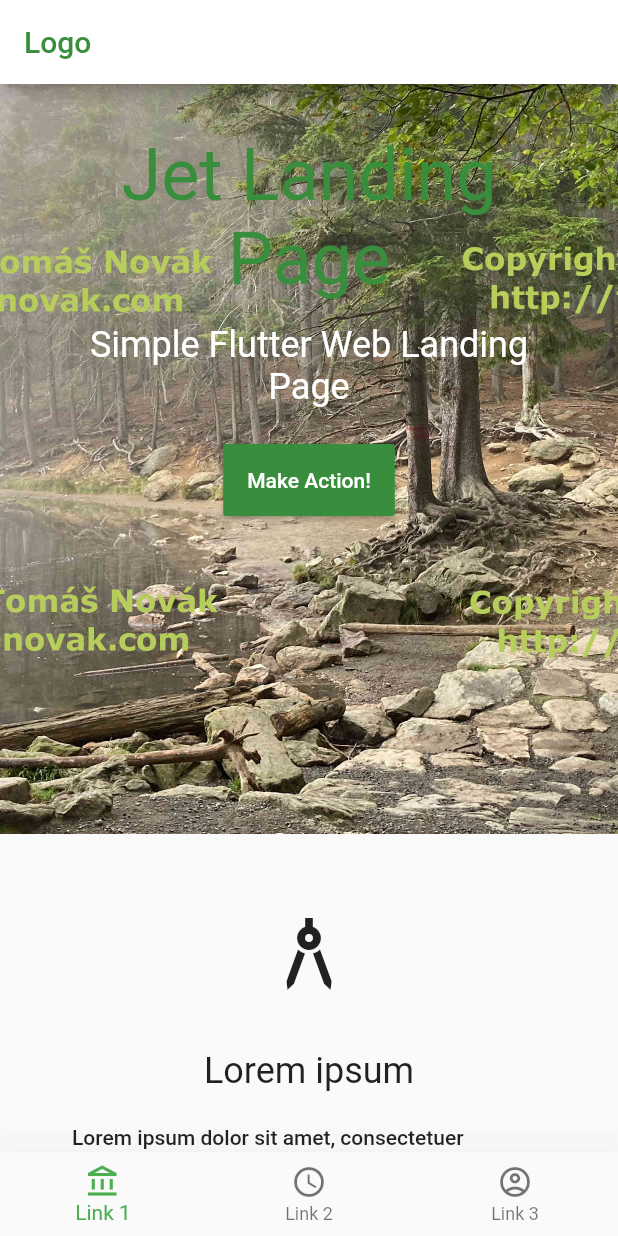
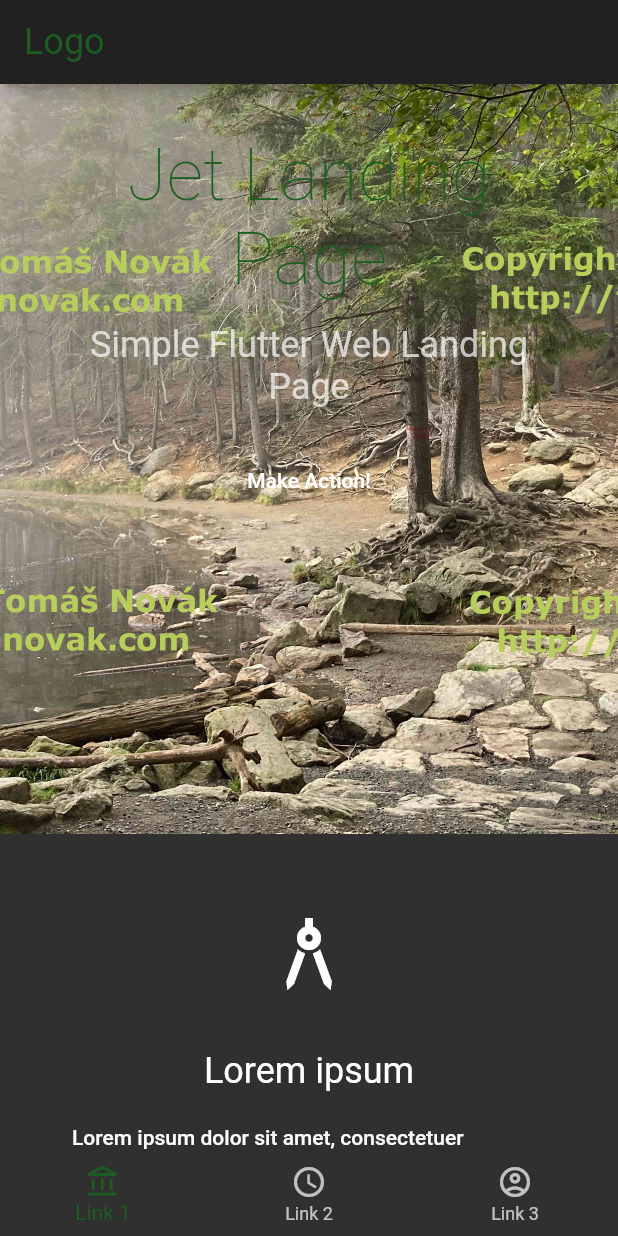
Before and after one commit to tom-novak/jet-landing-page, a Flutter app: the screen it shows after launch, on a phone screen of 412 x 824 dp. Run offline on Flutter 3.47's test engine with Material 2 defaults, Android fonts, the phone set to English and light mode, and no system bars.

Commit message:
Define app theme PoC

```diff
--- a/example/lib/main.dart
+++ b/example/lib/main.dart
@@ -1,26 +1,54 @@
 import 'package:flutter/material.dart';
 import 'package:jet_landing_page_example/src/example_page.dart';
 
+var platform = TargetPlatform.iOS;
+var typography = Typography.material2018(platform: platform);
+
+var accentColor = Colors.green[700];
+var appTheme = ThemeData(
+  primaryColor: Colors.white,
+  accentColor: accentColor,
+  visualDensity: VisualDensity.adaptivePlatformDensity,
+  textTheme: typography.black.copyWith(
+      headline1: typography.black.headline1.copyWith(color: accentColor, fontSize: 48),
+      headline2: typography.black.headline2.copyWith(color: accentColor, fontSize: 24),
+      headline3: typography.black.headline3.copyWith(fontSize: 24),
+      headline4: typography.black.headline4.copyWith(fontSize: 24),
+      headline6: typography.white.headline6,
+      bodyText2: typography.white.bodyText2,
+  ),
+  bottomNavigationBarTheme: BottomNavigationBarThemeData(
+    selectedItemColor: accentColor,
+  ),
+);
+
+var darkAccentColor = Colors.green[900];
+var darkTheme = ThemeData(
+  accentColor: darkAccentColor,
+  brightness: Brightness.dark,
+  visualDensity: VisualDensity.adaptivePlatformDensity,
+  textTheme: typography.white.copyWith(
+    headline1: typography.white.headline1.copyWith(color: darkAccentColor, fontSize: 48),
+    headline2: typography.white.headline2.copyWith(color: darkAccentColor, fontSize: 24),
+    headline3: typography.white.headline3.copyWith(fontSize: 24),
+    headline4: typography.white.headline4.copyWith(fontSize: 24),
+    headline6: typography.white.headline6.copyWith(color: Colors.grey[400]),
+    bodyText2: typography.white.bodyText2.copyWith(color: Colors.grey[400]),
+  ),
+);
+
 void main() {
-  var theme = ThemeData(
-    primaryColor: Colors.green.shade700,
-    primarySwatch: Colors.green,
-    visualDensity: VisualDensity.adaptivePlatformDensity,
-  );
-
-  runApp(MyApp(theme));
+  runApp(MyApp());
 }
 
 class MyApp extends StatelessWidget {
-  final ThemeData theme;
-
-  MyApp(this.theme);
-
   @override
   Widget build(BuildContext context) {
     return MaterialApp(
       title: 'Flutter Demo',
-      theme: theme ?? Theme.of(context),
+      theme: appTheme,
+      darkTheme: darkTheme,
+      themeMode: ThemeMode.dark,
       home: ExamplePage(),
     );
   }
--- a/example/lib/src/landing_page.dart
+++ b/example/lib/src/landing_page.dart
@@ -1,7 +1,5 @@
 import 'package:flutter/material.dart';
 import 'package:jet_landing_page/jet_landing_page.dart';
-
-var customFooterLinkStyle = TextStyle(color: Colors.white);
 
 typedef NavigationCallback = Function(NavigationItem item);
 
@@ -57,10 +55,9 @@ class _LandingPageState extends State<LandingPage> {
 
   Widget _buildAppBar(BuildContext context) {
     return AppBar(
-      backgroundColor: Colors.white,
       title: Text(
         'Logo',
-        style: TextStyle(color: Theme.of(context).primaryColor),
+        style: Theme.of(context).textTheme.headline2,
       ),
     );
   }
@@ -70,10 +67,6 @@ class _LandingPageState extends State<LandingPage> {
       return Drawer(
         child: ListView(
           children: [
-            DrawerHeader(
-              child: Text('Header'),
-              decoration: BoxDecoration(color: Colors.green),
-            ),
             ListTile(
               title: Text('Link 1'),
             ),
@@ -90,7 +83,8 @@ class _LandingPageState extends State<LandingPage> {
     return null;
   }
 
-  List<BottomNavigationBarItem> _getBottomNavigationBarItems(List<NavigationItem> items) {
+  List<BottomNavigationBarItem> _getBottomNavigationBarItems(
+      List<NavigationItem> items) {
     var bottomNavigationBarItems = <BottomNavigationBarItem>[];
     for (var item in items) {
       bottomNavigationBarItems.add(item.toBottomNavigationBarItem());
@@ -112,8 +106,8 @@ class _LandingPageState extends State<LandingPage> {
   @override
   Widget build(BuildContext context) {
     var appTextTheme = Theme.of(context).textTheme;
-    footerLinkTheme = appTextTheme.bodyText1.merge(customFooterLinkStyle);
-    footerHeadlineTheme = appTextTheme.headline6.copyWith(color: Colors.white);
+    footerLinkTheme = appTextTheme.bodyText1;
+    footerHeadlineTheme = appTextTheme.headline6;
 
     AppBar appBar = _buildAppBar(context);
 
@@ -175,28 +169,18 @@ class _LandingPageState extends State<LandingPage> {
             Footer(
               info: SimpleParagraph(
                 title: 'Info',
-                titleStyle: Theme.of(context)
-                    .textTheme
-                    .headline6
-                    .copyWith(color: Colors.white),
+                titleStyle: Theme.of(context).copyWith(brightness: Brightness.dark).textTheme.headline6,
                 text:
                     'Lorem ipsum dolor sit amet, consectetur adipiscing elit. Nullam scelerisque id nunc nec volutpat. Etiam pellentesque tristique arcu, non consequat magna fermentum ac. Cras ut ultricies eros. Maecenas eros justo, ullamcorper a sapien id, viverra ultrices eros. Morbi sem neque, posuere et pretium eget, bibendum sollicitudin lacus. Aliquam eleifend sollicitudin diam, eu mattis nisl maximus sed. Nulla imperdiet semper molestie. Morbi massa odio, condimentum sed ipsum ac, gravida ultrices erat.',
-                textStyle: Theme.of(context).textTheme.bodyText2.copyWith(
-                      color: Colors.white,
-                    ),
+                textStyle: Theme.of(context).textTheme.bodyText2,
                 padding: EdgeInsets.zero,
               ),
               flatNavigation: SimpleParagraph(
                 title: 'Flat navigation',
-                titleStyle: Theme.of(context)
-                    .textTheme
-                    .headline6
-                    .copyWith(color: Colors.white),
+                titleStyle: Theme.of(context).textTheme.headline6,
                 text:
                     'Lorem ipsum dolor sit amet, consectetur adipiscing elit. Nullam scelerisque id nunc nec volutpat. Etiam pellentesque tristique arcu, non consequat magna fermentum ac. ',
-                textStyle: Theme.of(context).textTheme.bodyText2.copyWith(
-                      color: Colors.white,
-                    ),
+                textStyle: Theme.of(context).textTheme.bodyText2,
                 padding: EdgeInsets.zero,
               ),
               links: Column(
@@ -206,21 +190,20 @@ class _LandingPageState extends State<LandingPage> {
                     padding: const EdgeInsets.only(bottom: 8),
                     child: Text(
                       'Connect',
-                      style: Theme.of(context)
-                          .textTheme
-                          .headline6
-                          .copyWith(color: Colors.white),
+                      style: Theme.of(context).textTheme.headline6,
                     ),
                   ),
                   TextButton(
                       onPressed: () {},
-                      style: TextButton.styleFrom(padding: EdgeInsets.zero, minimumSize: Size(48, 48)),
+                      style: TextButton.styleFrom(
+                          padding: EdgeInsets.zero, minimumSize: Size(48, 48)),
                       child: Text(
                         'Link 1',
                         style: footerLinkTheme,
                       )),
                   TextButton(
-                      style: TextButton.styleFrom(padding: EdgeInsets.zero, minimumSize: Size(48, 48)),
+                      style: TextButton.styleFrom(
+                          padding: EdgeInsets.zero, minimumSize: Size(48, 48)),
                       onPressed: () {},
                       child: Text(
                         'Link 2',
@@ -228,21 +211,24 @@ class _LandingPageState extends State<LandingPage> {
                       )),
                   TextButton(
                       onPressed: () {},
-                      style: TextButton.styleFrom(padding: EdgeInsets.zero, minimumSize: Size(48, 48)),
+                      style: TextButton.styleFrom(
+                          padding: EdgeInsets.zero, minimumSize: Size(48, 48)),
                       child: Text(
                         'Link 3',
                         style: footerLinkTheme,
                       )),
                   TextButton(
                       onPressed: () {},
-                      style: TextButton.styleFrom(padding: EdgeInsets.zero, minimumSize: Size(48, 48)),
+                      style: TextButton.styleFrom(
+                          padding: EdgeInsets.zero, minimumSize: Size(48, 48)),
                       child: Text(
                         'Link 4',
                         style: footerLinkTheme,
                       )),
                   TextButton(
                       onPressed: () {},
-                      style: TextButton.styleFrom(padding: EdgeInsets.zero, minimumSize: Size(48, 48)),
+                      style: TextButton.styleFrom(
+                          padding: EdgeInsets.zero, minimumSize: Size(48, 48)),
                       child: Text(
                         'Link 5',
                         style: footerLinkTheme,
@@ -251,9 +237,7 @@ class _LandingPageState extends State<LandingPage> {
               ),
               copyright: Text(
                 '© Jet Landing Page',
-                style: Theme.of(context).textTheme.bodyText2.copyWith(
-                      color: Colors.white,
-                    ),
+                style: Theme.of(context).textTheme.bodyText2,
               ),
             ),
           ],
--- a/lib/src/widget/footer.dart
+++ b/lib/src/widget/footer.dart
@@ -20,7 +20,9 @@ class Footer extends StatelessWidget {
   });
 
   Widget _buildHorizontalContent(BuildContext context) {
-    return Row(crossAxisAlignment: CrossAxisAlignment.start, children: [
+    return Row(
+      crossAxisAlignment: CrossAxisAlignment.start,
+      children: [
         info != null
             ? Expanded(
                 child: info,
@@ -41,7 +43,8 @@ class Footer extends StatelessWidget {
                 flex: 1,
               )
             : SizedBox.shrink(),
-    ]);
+      ],
+    );
   }
 
   Widget _buildPortraitContent(BuildContext context) {
@@ -69,7 +72,7 @@ class Footer extends StatelessWidget {
   Widget build(BuildContext context) {
     return Container(
       padding: padding,
-      color: color ?? Theme.of(context).primaryColor,
+      color: color ?? Theme.of(context).accentColor,
       child: Column(
         children: [
           MediaQuery.of(context).orientation == Orientation.portrait
--- a/lib/src/widget/page_cover.dart
+++ b/lib/src/widget/page_cover.dart
@@ -32,35 +32,19 @@ class PageCover extends StatelessWidget {
           Text(
             title,
             textAlign: TextAlign.center,
-            style: titleTextStyle != null
-                ? titleTextStyle
-                : TextStyle(
-                    color: Theme.of(context).primaryColor, fontSize: 48),
+            style: titleTextStyle ?? Theme.of(context).textTheme.headline1,
           ),
           Padding(
             padding: EdgeInsets.only(top: 16, bottom: 24),
             child: Text(
               subtitle,
               textAlign: TextAlign.center,
-              style: subtitleTextStyle != null
-                  ? subtitleTextStyle
-                  : TextStyle(
-                      color: Colors.white,
-                      fontSize: 24,
-                    ),
+              style: subtitleTextStyle ?? Theme.of(context).textTheme.headline4
             ),
           ),
           MaterialButton(
             onPressed: () {},
             child: Text(actionLabel),
-            color: Theme.of(context).primaryColor,
-            textColor: Colors.white,
-            padding: EdgeInsetsDirectional.only(
-              start: 16,
-              top: 16,
-              end: 16,
-              bottom: 16,
-            ),
           ),
         ],
       ),
--- a/lib/src/widget/parallax_text.dart
+++ b/lib/src/widget/parallax_text.dart
@@ -12,10 +12,7 @@ class ParallaxText extends StatelessWidget {
       padding: EdgeInsets.all(32),
       child: Text(
         text,
-        style: TextStyle(
-          color: Colors.white,
-          fontSize: 24,
-        ),
+        style: Theme.of(context).textTheme.headline4,
         textAlign: TextAlign.center,
       ),
     );
```
Lines whose indentation alone changed are shown as unchanged.
